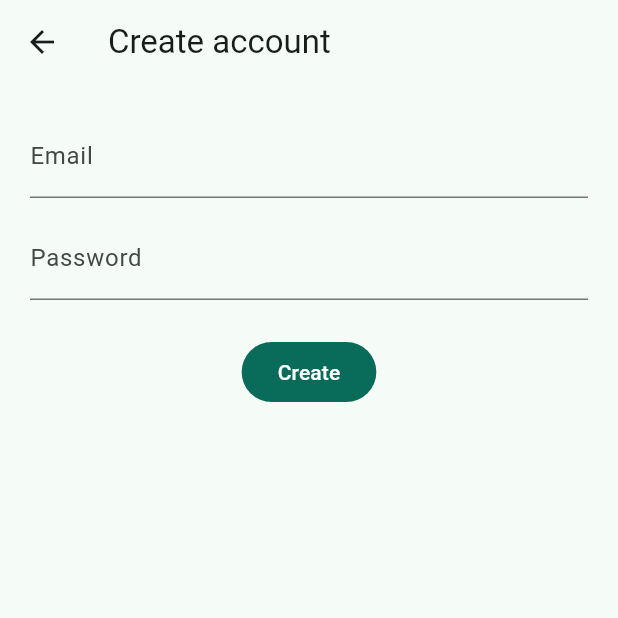
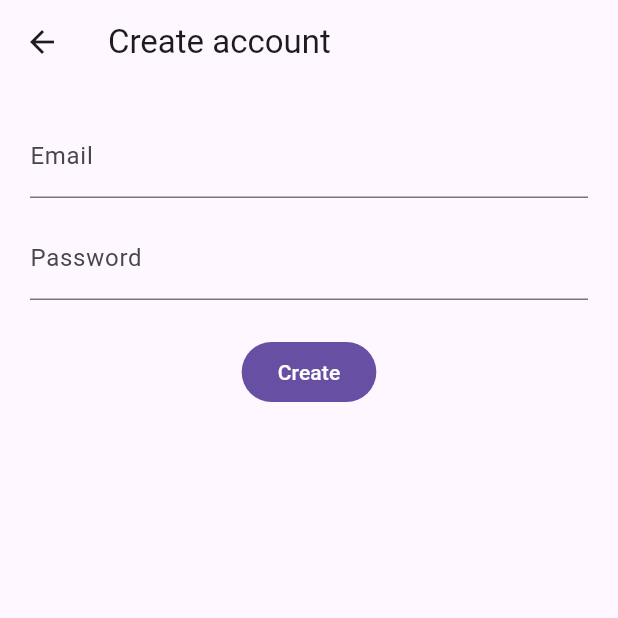
Before and after one commit to landphoto/Land_Photo, a Flutter app: the screen it shows after launch, after a tap on "Sign in", after a tap on "Create account", on a phone screen of 412 x 824 dp, the top half of it. Run offline on Flutter 3.47's test engine with Material 3 defaults, Android fonts, the phone set to English and light mode, and no system bars; our stand-ins replace emoji_picker_flutter, google_fonts, image_picker, supabase_flutter; accounts and stored records are empty; network calls fail.

Commit message:
fix: wire routes + Supabase init via AppSecrets; add onGenerateRoute for args

```diff
--- a/lib/main.dart
+++ b/lib/main.dart
@@ -1,6 +1,8 @@
 import 'package:flutter/material.dart';
 import 'package:supabase_flutter/supabase_flutter.dart';
-import 'secrets.dart';
+
+import 'secrets.dart'; // AppSecrets.supabaseUrl / AppSecrets.supabaseAnonKey
+import 'theme.dart';
 
 // Screens
 import 'screens/splash_screen.dart';
@@ -12,20 +14,29 @@ import 'screens/profile_screen.dart';
 import 'screens/comments_screen.dart';
 import 'screens/image_viewer.dart';
 
+/// ????? ?????? ????? ????? ????
 class AppRoutes {
-  static const String splash = '/';
-  static const String login = '/login';
-  static const String signup = '/signup';
-  static const String feed = '/feed';
-  static const String upload = '/upload';
-  static const String profile = '/profile';
-  static const String comments = '/comments';
-  static const String image = '/image';
+  static const splash = '/';
+  static const login = '/login';
+  static const signup = '/signup';
+  static const feed = '/feed';
+  static const upload = '/upload';
+  static const profile = '/profile';
+
+  // ???? ????? ??????????: ?????? onGenerateRoute ???
+  static const comments = '/comments'; // args: { "postId": String }
+  static const image = '/image';       // args: { "url": String, "heroTag": String }
 }
 
 Future<void> main() async {
   WidgetsFlutterBinding.ensureInitialized();
-  await Supabase.initialize(url: supabaseUrl, anonKey: supabaseAnonKey);
+
+  // ?? Supabase init ???????? AppSecrets
+  await Supabase.initialize(
+    url: AppSecrets.supabaseUrl,
+    anonKey: AppSecrets.supabaseAnonKey,
+  );
+
   runApp(const LandPhotoApp());
 }
 
@@ -37,66 +48,70 @@ class LandPhotoApp extends StatelessWidget {
     return MaterialApp(
       title: 'Land Photo',
       debugShowCheckedModeBanner: false,
-      theme: ThemeData(
-        colorScheme: ColorScheme.fromSeed(seedColor: const Color(0xFF18C2A5)),
-        useMaterial3: true,
-      ),
-      initialRoute: AppRoutes.splash,
+
+      // ?????? Splash ?? home ????? ?? initialRoute ?????? ????? routeName
+      home: const SplashScreen(),
+
+      // ???? ???? ??????????
       routes: {
-        AppRoutes.splash: (_) => const SplashScreen(),
         AppRoutes.login: (_) => const LoginScreen(),
         AppRoutes.signup: (_) => const SignupScreen(),
         AppRoutes.feed: (_) => const FeedScreen(),
         AppRoutes.upload: (_) => const UploadScreen(),
         AppRoutes.profile: (_) => const ProfileScreen(),
       },
+
+      // ???? ????? ??????????
       onGenerateRoute: (settings) {
-        switch (settings.name) {
-          case AppRoutes.comments:
+        if (settings.name == AppRoutes.comments) {
           final args = settings.arguments;
-            if (args is String) {
+          if (args is Map && args['postId'] is String) {
             return MaterialPageRoute(
-                builder: (_) => CommentsScreen(postId: args),
+              builder: (_) => CommentsScreen(postId: args['postId'] as String),
               settings: settings,
             );
           }
-            return _badArgs('Expected a String postId for /comments');
+          return _badArgs(settings, 'Expected { "postId": String }');
+        }
 
-          case AppRoutes.image:
+        if (settings.name == AppRoutes.image) {
           final args = settings.arguments;
-            if (args is Map) {
-              final url = args['url'] as String?;
-              final heroTag = args['heroTag'] as String?;
-              if (url == null || url.isEmpty) {
-                return _badArgs('Expected a non-empty "url" for /image');
-              }
+          if (args is Map && args['url'] is String) {
+            final url = args['url'] as String;
+            final heroTag = (args['heroTag'] ?? '') as String; // ??? ????????? ????? heroTag
             return MaterialPageRoute(
               builder: (_) => ImageViewer(url: url, heroTag: heroTag),
               settings: settings,
             );
           }
-            return _badArgs('Expected {url:String, heroTag?:String} for /image');
+          return _badArgs(settings, 'Expected { "url": String, "heroTag"?: String }');
+        }
 
-          default:
-            return null;
-        }
+        // ??? ?? route ??? ?????
+        return MaterialPageRoute(
+          builder: (_) => const Scaffold(
+            body: Center(child: Text('Route not found')),
+          ),
+          settings: settings,
+        );
       },
-      onUnknownRoute: (_) =>
-          MaterialPageRoute(builder: (_) => const SplashScreen()),
+
+      // ??? ??????? (?? ???? buildTheme ?? theme.dart)
+      theme: buildTheme(),
     );
   }
 
-  MaterialPageRoute _badArgs(String message) {
+  // ???? ??? ????? ??? ????? ?????????? ?????
+  Route _badArgs(RouteSettings s, String message) {
     return MaterialPageRoute(
       builder: (_) => Scaffold(
-        appBar: AppBar(title: const Text('Route error')),
-        body: Center(
-          child: Padding(
+        appBar: AppBar(title: const Text('Navigation error')),
+        body: Padding(
           padding: const EdgeInsets.all(16),
-            child: Text(message, textAlign: TextAlign.center),
+          child: Text('Route "${s.name}" arguments error:\n$message'),
         ),
       ),
-      ),
+      settings: s,
     );
   }
 }
```
Lines whose indentation alone changed are shown as unchanged.
